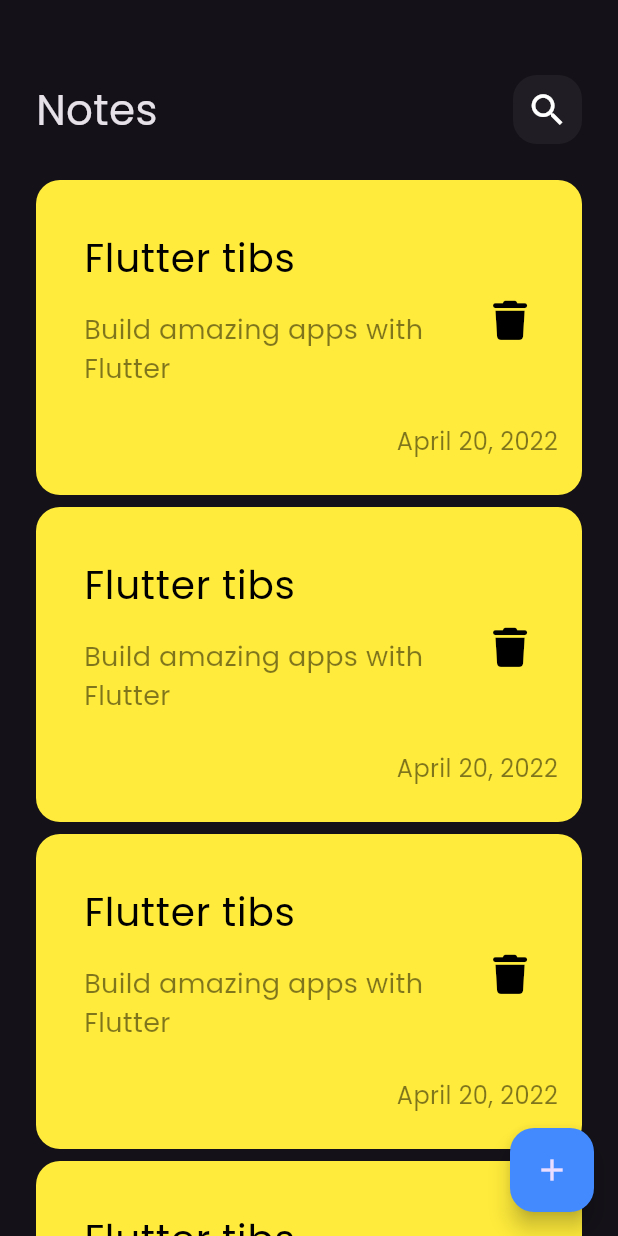
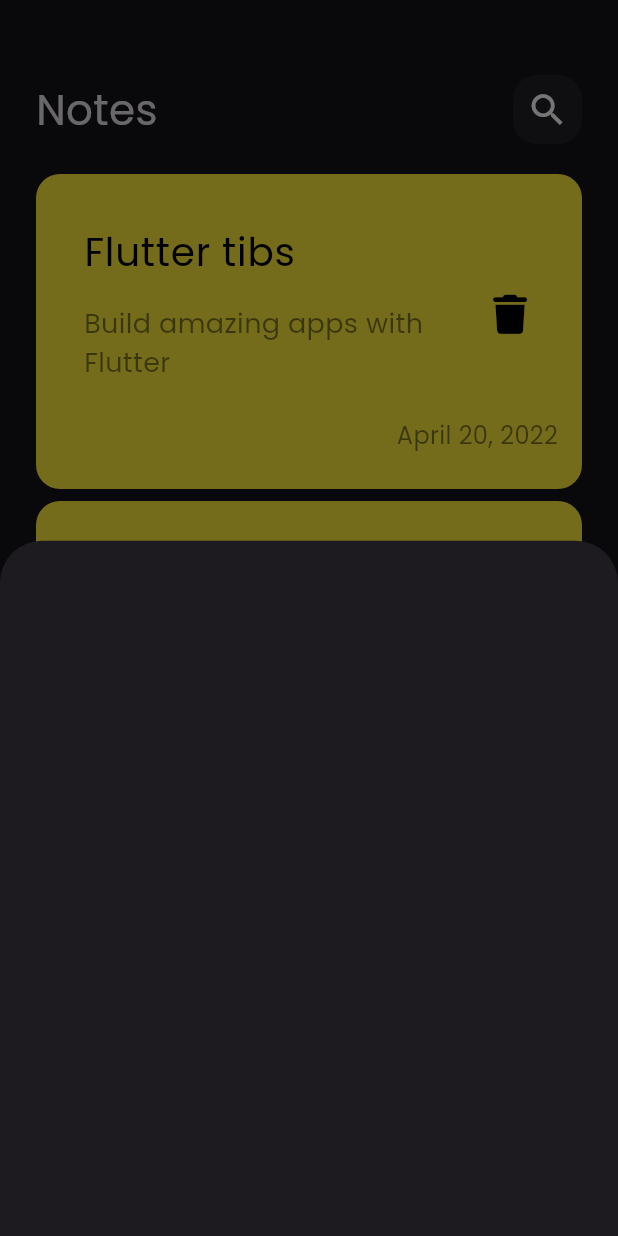
Before and after one commit to AsmaelMohamed2023/NotesApp, a Flutter app: the screen it shows after launch, after a tap on the "add" icon, on a phone screen of 412 x 824 dp. Run offline on Flutter 3.47's test engine with Material 3 defaults, Android fonts, the phone set to English and light mode, and no system bars; our stand-ins replace font_awesome_flutter.

Commit message:
Add ModelBottomSheet

```diff
--- a/lib/views/notes_view.dart
+++ b/lib/views/notes_view.dart
@@ -1,4 +1,5 @@
 import 'package:flutter/material.dart';
+import 'package:notes_app/views/widget/note_bottom_sheet.dart';
 import 'package:notes_app/views/widget/notes_view_body.dart';
 
 class NotesView extends StatelessWidget {
@@ -10,7 +11,13 @@ class NotesView extends StatelessWidget {
       body: const NotesViewBody(),
       floatingActionButton: FloatingActionButton(
         backgroundColor: Colors.blueAccent,
-        onPressed: () {},
+        onPressed: () {
+          showModalBottomSheet(
+              context: context,
+              builder: (context) {
+                return const NoteModelBootomSheet();
+              });
+        },
         child: const Icon(Icons.add),
       ),
     );
--- /dev/null
+++ b/lib/views/widget/note_bottom_sheet.dart
@@ -0,0 +1,10 @@
+import 'package:flutter/material.dart';
+
+class NoteModelBootomSheet extends StatelessWidget {
+  const NoteModelBootomSheet({super.key});
+
+  @override
+  Widget build(BuildContext context) {
+    return Container();
+  }
+}
--- a/lib/views/widget/note_list_view.dart
+++ b/lib/views/widget/note_list_view.dart
@@ -6,14 +6,17 @@ class NotesListView extends StatelessWidget {
 
   @override
   Widget build(BuildContext context) {
-    return ListView.builder(
-      padding: const EdgeInsets.only(top: 20),
+    return Padding(
+      padding: const EdgeInsets.symmetric(vertical: 16),
+      child: ListView.builder(
+        padding: EdgeInsets.zero,
         itemBuilder: (context, index) {
           return const Padding(
             padding: EdgeInsets.symmetric(vertical: 4),
             child: NoteItem(),
           );
         },
+      ),
     );
   }
 }
```
Lines whose indentation alone changed are shown as unchanged.
